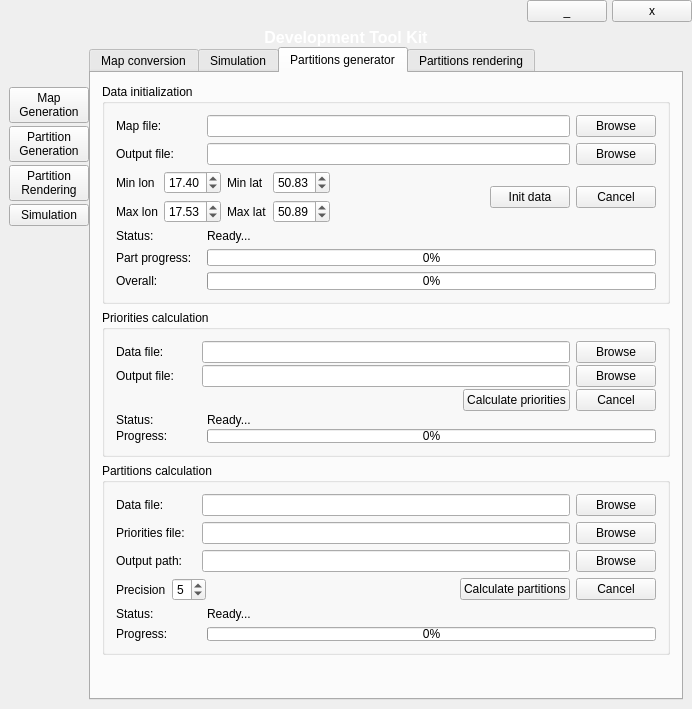
Qt form Utils/mainwindow.ui (dotevo/Pilocik) before a commit.
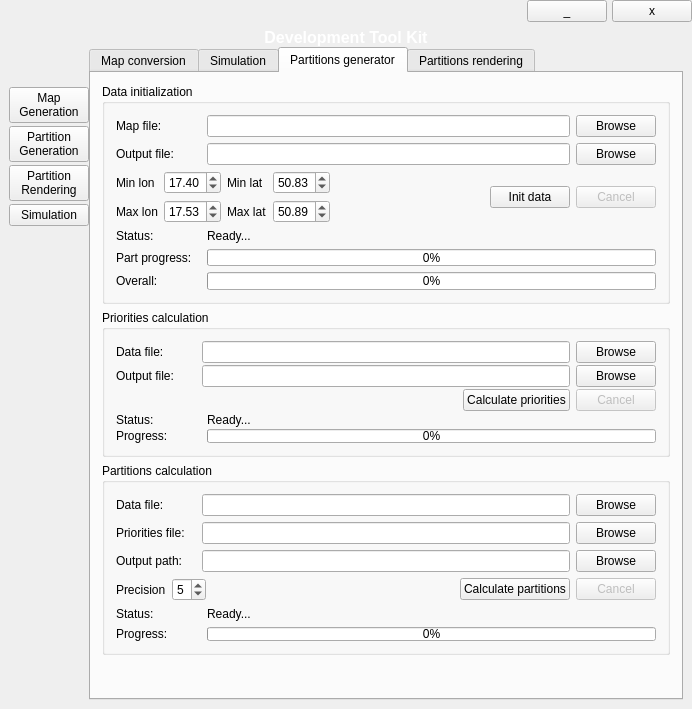
The same form after that commit. The open tabs and pages were chosen to show the change. Icons and pictures are not drawn. Custom widgets are drawn as their Qt base class.

Patch:
```diff
--- a/Utils/mainwindow.ui
+++ b/Utils/mainwindow.ui
@@ -1134,6 +1134,9 @@
                  </item>
                  <item>
                   <widget class="QPushButton" name="dataInitCancelButton">
+                   <property name="enabled">
+                    <bool>false</bool>
+                   </property>
                    <property name="text">
                     <string>Cancel</string>
                    </property>
@@ -1345,6 +1348,9 @@
                  </item>
                  <item>
                   <widget class="QPushButton" name="prioCalcCancelButton">
+                   <property name="enabled">
+                    <bool>false</bool>
+                   </property>
                    <property name="text">
                     <string>Cancel</string>
                    </property>
@@ -1582,6 +1588,9 @@
                  </item>
                  <item>
                   <widget class="QPushButton" name="partCalcCancelButton">
+                   <property name="enabled">
+                    <bool>false</bool>
+                   </property>
                    <property name="text">
                     <string>Cancel</string>
                    </property>
```
Left out of the diff: 42 changed lines with no effect on the pictures.
